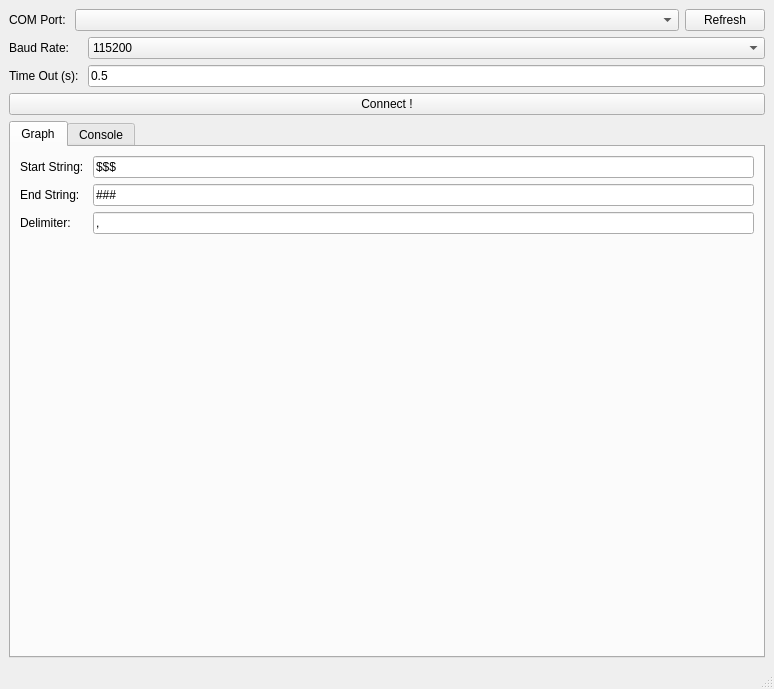
Above: UI/ui_main_window.ui from howardliao0211/SerialPlotter before the change. Below: the same form after it.
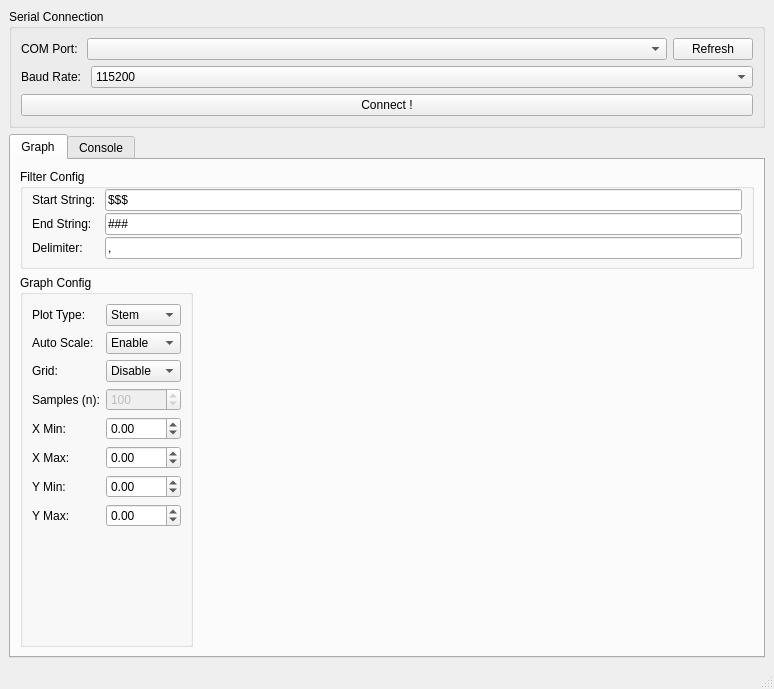
That is the form after the change. The open tabs and pages were chosen to show the change. Custom widgets are drawn as their Qt base class.

Commit message: Modified List: 1. Update UI. 2. Add Stem and Plot plotting style. 3. Support number of samples to display. 4. Remove serial timeout setting.

```diff
--- a/UI/ui_main_window.ui
+++ b/UI/ui_main_window.ui
@@ -16,7 +16,17 @@
   <widget class="QWidget" name="centralwidget">
    <layout class="QVBoxLayout" name="verticalLayout">
     <item>
-     <layout class="QVBoxLayout" name="verticalLayout_3">
+     <widget class="QGroupBox" name="groupBox">
+      <property name="minimumSize">
+       <size>
+        <width>0</width>
+        <height>100</height>
+       </size>
+      </property>
+      <property name="title">
+       <string>Serial Connection</string>
+      </property>
+      <layout class="QVBoxLayout" name="verticalLayout_6">
       <item>
        <layout class="QHBoxLayout" name="horizontalLayout">
         <item>
@@ -64,28 +74,9 @@
        </layout>
       </item>
       <item>
+        <layout class="QVBoxLayout" name="verticalLayout_3">
+         <item>
        <layout class="QFormLayout" name="formLayout">
-        <item row="1" column="0">
-         <widget class="QLabel" name="time_out_label">
-          <property name="text">
-           <string>Time Out (s): </string>
-          </property>
-         </widget>
-        </item>
-        <item row="0" column="0">
-         <widget class="QLabel" name="baud_rate_label">
-          <property name="text">
-           <string>Baud Rate: </string>
-          </property>
-         </widget>
-        </item>
-        <item row="1" column="1">
-         <widget class="QLineEdit" name="time_out_line_edit">
-          <property name="text">
-           <string>0.5</string>
-          </property>
-         </widget>
-        </item>
         <item row="0" column="1">
          <widget class="QComboBox" name="baud_rate_combo_box">
           <property name="currentIndex">
@@ -168,6 +159,15 @@
           </item>
          </widget>
         </item>
+           <item row="0" column="0">
+            <widget class="QLabel" name="baud_rate_label">
+             <property name="text">
+              <string>Baud Rate: </string>
+             </property>
+            </widget>
+           </item>
+          </layout>
+         </item>
        </layout>
       </item>
       <item>
@@ -178,6 +178,7 @@
        </widget>
       </item>
      </layout>
+     </widget>
     </item>
     <item>
      <widget class="QTabWidget" name="tabWidget">
@@ -191,7 +192,7 @@
        </sizepolicy>
       </property>
       <property name="currentIndex">
-       <number>1</number>
+       <number>0</number>
       </property>
       <property name="usesScrollButtons">
        <bool>false</bool>
@@ -203,18 +204,41 @@
        <attribute name="title">
         <string>Graph</string>
        </attribute>
-       <layout class="QVBoxLayout" name="verticalLayout_4">
+       <layout class="QVBoxLayout" name="verticalLayout_4" stretch="0,9">
         <item>
-         <layout class="QFormLayout" name="formLayout_2">
-          <property name="sizeConstraint">
-           <enum>QLayout::SetDefaultConstraint</enum>
+         <widget class="QGroupBox" name="groupBox_2">
+          <property name="minimumSize">
+           <size>
+            <width>0</width>
+            <height>100</height>
+           </size>
           </property>
-          <property name="horizontalSpacing">
-           <number>6</number>
+          <property name="title">
+           <string>Filter Config</string>
           </property>
+          <layout class="QFormLayout" name="formLayout_4">
           <property name="verticalSpacing">
-           <number>6</number>
-          </property>
+            <number>2</number>
+           </property>
+           <property name="topMargin">
+            <number>0</number>
+           </property>
+           <property name="bottomMargin">
+            <number>0</number>
+           </property>
+           <item row="1" column="1">
+            <widget class="QLineEdit" name="start_string_line_edit">
+             <property name="sizePolicy">
+              <sizepolicy hsizetype="Expanding" vsizetype="Preferred">
+               <horstretch>0</horstretch>
+               <verstretch>0</verstretch>
+              </sizepolicy>
+             </property>
+             <property name="text">
+              <string>$$$</string>
+             </property>
+            </widget>
+           </item>
           <item row="1" column="0">
            <widget class="QLabel" name="start_string_label">
             <property name="sizePolicy">
@@ -231,7 +255,7 @@
           <item row="2" column="0">
            <widget class="QLabel" name="end_string_label">
             <property name="sizePolicy">
-             <sizepolicy hsizetype="Preferred" vsizetype="Preferred">
+              <sizepolicy hsizetype="Preferred" vsizetype="Minimum">
               <horstretch>0</horstretch>
               <verstretch>0</verstretch>
              </sizepolicy>
@@ -241,57 +265,275 @@
             </property>
            </widget>
           </item>
-          <item row="1" column="1">
-           <widget class="QLineEdit" name="start_string_line_edit">
-            <property name="sizePolicy">
-             <sizepolicy hsizetype="Expanding" vsizetype="Fixed">
-              <horstretch>0</horstretch>
-              <verstretch>0</verstretch>
-             </sizepolicy>
-            </property>
-            <property name="text">
-             <string>$$$</string>
-            </property>
-           </widget>
-          </item>
-          <item row="2" column="1">
-           <widget class="QLineEdit" name="end_string_line_edit">
-            <property name="sizePolicy">
-             <sizepolicy hsizetype="Expanding" vsizetype="Fixed">
-              <horstretch>0</horstretch>
-              <verstretch>0</verstretch>
-             </sizepolicy>
-            </property>
-            <property name="text">
-             <string>###</string>
-            </property>
-           </widget>
-          </item>
           <item row="3" column="0">
            <widget class="QLabel" name="delimiter_label">
+             <property name="sizePolicy">
+              <sizepolicy hsizetype="Preferred" vsizetype="Minimum">
+               <horstretch>0</horstretch>
+               <verstretch>0</verstretch>
+              </sizepolicy>
+             </property>
             <property name="text">
              <string>Delimiter: </string>
             </property>
            </widget>
           </item>
+           <item row="2" column="1">
+            <widget class="QLineEdit" name="end_string_line_edit">
+             <property name="sizePolicy">
+              <sizepolicy hsizetype="Expanding" vsizetype="Minimum">
+               <horstretch>0</horstretch>
+               <verstretch>0</verstretch>
+              </sizepolicy>
+             </property>
+             <property name="text">
+              <string>###</string>
+             </property>
+            </widget>
+           </item>
           <item row="3" column="1">
            <widget class="QLineEdit" name="delimiter_line_edit">
+             <property name="sizePolicy">
+              <sizepolicy hsizetype="Expanding" vsizetype="Minimum">
+               <horstretch>0</horstretch>
+               <verstretch>0</verstretch>
+              </sizepolicy>
+             </property>
             <property name="text">
              <string>,</string>
             </property>
            </widget>
           </item>
          </layout>
+         </widget>
+        </item>
+        <item>
+         <layout class="QHBoxLayout" name="horizontalLayout_2" stretch="0,4">
+          <property name="spacing">
+           <number>0</number>
+          </property>
+          <property name="topMargin">
+           <number>0</number>
+          </property>
+          <property name="rightMargin">
+           <number>0</number>
+          </property>
+          <item>
+           <widget class="QGroupBox" name="groupBox_3">
+            <property name="title">
+             <string>Graph Config</string>
+            </property>
+            <layout class="QFormLayout" name="formLayout_2">
+             <property name="horizontalSpacing">
+              <number>6</number>
+             </property>
+             <property name="verticalSpacing">
+              <number>6</number>
+             </property>
+             <property name="leftMargin">
+              <number>9</number>
+             </property>
+             <property name="topMargin">
+              <number>9</number>
+             </property>
+             <property name="rightMargin">
+              <number>9</number>
+             </property>
+             <property name="bottomMargin">
+              <number>9</number>
+             </property>
+             <item row="1" column="0">
+              <widget class="QLabel" name="label_2">
+               <property name="text">
+                <string>Auto Scale: </string>
+               </property>
+              </widget>
+             </item>
+             <item row="1" column="1">
+              <widget class="QComboBox" name="auto_combo_box">
+               <item>
+                <property name="text">
+                 <string>Enable</string>
+                </property>
+               </item>
+               <item>
+                <property name="text">
+                 <string>Disable</string>
+                </property>
+               </item>
+              </widget>
+             </item>
+             <item row="2" column="0">
+              <widget class="QLabel" name="label">
+               <property name="text">
+                <string>Grid: </string>
+               </property>
+              </widget>
+             </item>
+             <item row="2" column="1">
+              <widget class="QComboBox" name="grid_combo_box">
+               <property name="currentIndex">
+                <number>1</number>
+               </property>
+               <item>
+                <property name="text">
+                 <string>Enable</string>
+                </property>
+               </item>
+               <item>
+                <property name="text">
+                 <string>Disable</string>
+                </property>
+               </item>
+              </widget>
+             </item>
+             <item row="4" column="0">
+              <widget class="QLabel" name="x_min_label">
+               <property name="text">
+                <string>X Min: </string>
+               </property>
+              </widget>
+             </item>
+             <item row="4" column="1">
+              <widget class="QDoubleSpinBox" name="x_min_double_spin_box">
+               <property name="sizePolicy">
+                <sizepolicy hsizetype="Expanding" vsizetype="Preferred">
+                 <horstretch>0</horstretch>
+                 <verstretch>0</verstretch>
+                </sizepolicy>
+               </property>
+               <property name="minimum">
+                <double>-1000.000000000000000</double>
+               </property>
+               <property name="maximum">
+                <double>1000.000000000000000</double>
+               </property>
+              </widget>
+             </item>
+             <item row="5" column="0">
+              <widget class="QLabel" name="x_max_label">
+               <property name="text">
+                <string>X Max: </string>
+               </property>
+              </widget>
+             </item>
+             <item row="5" column="1">
+              <widget class="QDoubleSpinBox" name="x_max_double_spin_box">
+               <property name="sizePolicy">
+                <sizepolicy hsizetype="Expanding" vsizetype="Preferred">
+                 <horstretch>0</horstretch>
+                 <verstretch>0</verstretch>
+                </sizepolicy>
+               </property>
+               <property name="minimum">
+                <double>-1000.000000000000000</double>
+               </property>
+               <property name="maximum">
+                <double>1000.000000000000000</double>
+               </property>
+              </widget>
+             </item>
+             <item row="6" column="0">
+              <widget class="QLabel" name="y_min_label">
+               <property name="text">
+                <string>Y Min: </string>
+               </property>
+              </widget>
+             </item>
+             <item row="6" column="1">
+              <widget class="QDoubleSpinBox" name="y_min_double_spin_box">
+               <property name="sizePolicy">
+                <sizepolicy hsizetype="Expanding" vsizetype="Fixed">
+                 <horstretch>0</horstretch>
+                 <verstretch>0</verstretch>
+                </sizepolicy>
+               </property>
+               <property name="minimum">
+                <double>-1000.000000000000000</double>
+               </property>
+               <property name="maximum">
+                <double>1000.000000000000000</double>
+               </property>
+              </widget>
+             </item>
+             <item row="7" column="0">
+              <widget class="QLabel" name="y_max_label">
+               <property name="text">
+                <string>Y Max: </string>
+               </property>
+              </widget>
+             </item>
+             <item row="7" column="1">
+              <widget class="QDoubleSpinBox" name="y_max_double_spin_box">
+               <property name="sizePolicy">
+                <sizepolicy hsizetype="Expanding" vsizetype="Preferred">
+                 <horstretch>0</horstretch>
+                 <verstretch>0</verstretch>
+                </sizepolicy>
+               </property>
+               <property name="minimum">
+                <double>-1000.000000000000000</double>
+               </property>
+               <property name="maximum">
+                <double>1000.000000000000000</double>
+               </property>
+              </widget>
+             </item>
+             <item row="0" column="0">
+              <widget class="QLabel" name="label_3">
+               <property name="text">
+                <string>Plot Type: </string>
+               </property>
+              </widget>
+             </item>
+             <item row="0" column="1">
+              <widget class="QComboBox" name="plot_type_combo_box">
+               <item>
+                <property name="text">
+                 <string>Stem</string>
+                </property>
+               </item>
+               <item>
+                <property name="text">
+                 <string>Plot</string>
+                </property>
+               </item>
+              </widget>
+             </item>
+             <item row="3" column="0">
+              <widget class="QLabel" name="label_4">
+               <property name="text">
+                <string>Samples (n):</string>
+               </property>
+              </widget>
+             </item>
+             <item row="3" column="1">
+              <widget class="QSpinBox" name="sample_spin_box">
+               <property name="enabled">
+                <bool>false</bool>
+               </property>
+               <property name="maximum">
+                <number>1000</number>
+               </property>
+               <property name="value">
+                <number>100</number>
+               </property>
+              </widget>
+             </item>
+            </layout>
+           </widget>
         </item>
         <item>
          <widget class="MplWidget" name="graph_mpl_widget" native="true">
           <property name="sizePolicy">
-           <sizepolicy hsizetype="Preferred" vsizetype="Preferred">
+             <sizepolicy hsizetype="Expanding" vsizetype="Expanding">
             <horstretch>0</horstretch>
-            <verstretch>10</verstretch>
+              <verstretch>0</verstretch>
            </sizepolicy>
           </property>
          </widget>
+          </item>
+         </layout>
         </item>
        </layout>
       </widget>
@@ -356,16 +598,6 @@
     </rect>
    </property>
   </widget>
-  <action name="actionLight_Theme">
-   <property name="text">
-    <string>Light Theme</string>
-   </property>
-  </action>
-  <action name="actionDark_Theme">
-   <property name="text">
-    <string>Dark Theme</string>
-   </property>
-  </action>
  </widget>
  <customwidgets>
   <customwidget>
```
Lines whose indentation alone changed are shown as unchanged. The commit also changes 4 other files.
